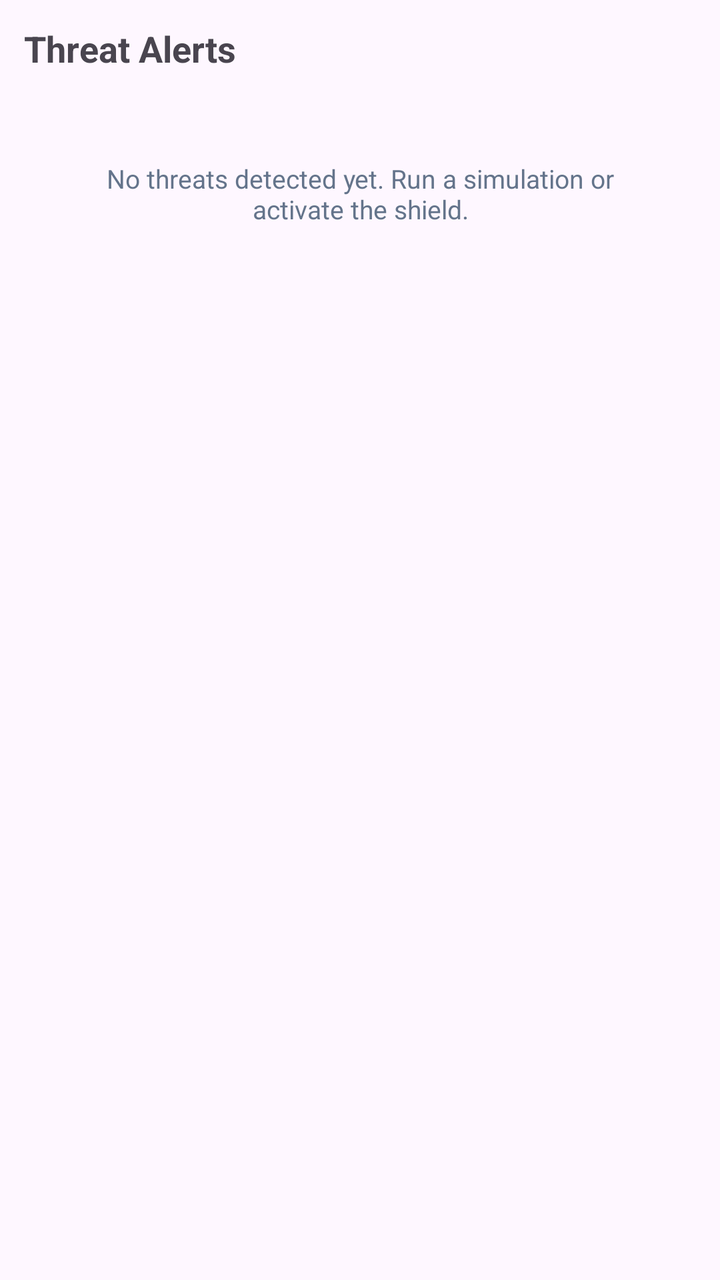
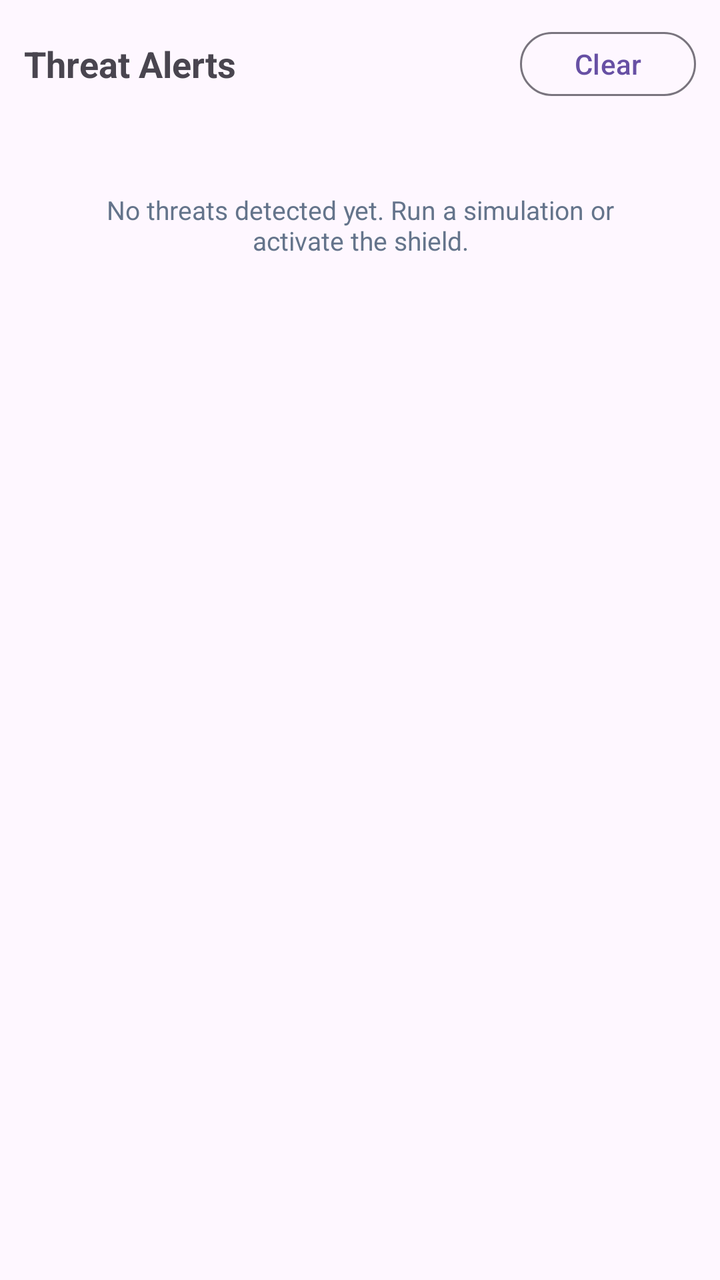

Before-and-after screenshots of an Android layout around one commit, followed by the original layout XML and the change that was made.
<!-- AndroidManifest.xml: application theme Theme.EdgeSecAI -->
<!-- res/layout/fragment_alerts.xml -->
<?xml version="1.0" encoding="utf-8"?>
<LinearLayout
    xmlns:android="http://schemas.android.com/apk/res/android"
    android:layout_width="match_parent"
    android:layout_height="match_parent"
    android:orientation="vertical"
    android:padding="12dp">

    <TextView
        android:layout_width="match_parent"
        android:layout_height="wrap_content"
        android:text="@string/alerts_title"
        android:textSize="18sp"
        android:textStyle="bold"
        android:layout_marginBottom="12dp"/>

    <TextView
        android:id="@+id/textNoAlerts"
        android:layout_width="match_parent"
        android:layout_height="wrap_content"
        android:text="@string/no_alerts"
        android:textSize="13sp"
        android:textColor="@color/text_muted"
        android:gravity="center"
        android:padding="32dp"
        android:visibility="visible"/>

    <androidx.recyclerview.widget.RecyclerView
        android:id="@+id/recyclerAlerts"
        android:layout_width="match_parent"
        android:layout_height="0dp"
        android:layout_weight="1"
        android:clipToPadding="false"
        android:paddingBottom="80dp"
        android:visibility="gone"/>
</LinearLayout>
<!-- resources referenced by this layout -->
<resources>
  <color name="text_muted">#64748B</color>
  <string name="alerts_title">Threat Alerts</string>
  <string name="no_alerts">No threats detected yet. Run a simulation or activate the shield.</string>
  <style name="Theme.EdgeSecAI" parent="Base.Theme.EdgeSecAI" />
  <style name="Base.Theme.EdgeSecAI" parent="Theme.Material3.DayNight.NoActionBar">
          
          
      </style>
</resources>

<!-- the commit's change to res/layout/fragment_alerts.xml (unified diff, before → after) -->
@@ -6,13 +6,29 @@
     android:orientation="vertical"
     android:padding="12dp">
 
-    <TextView
+    <LinearLayout
         android:layout_width="match_parent"
         android:layout_height="wrap_content"
-        android:text="@string/alerts_title"
-        android:textSize="18sp"
-        android:textStyle="bold"
-        android:layout_marginBottom="12dp"/>
+        android:layout_marginBottom="12dp"
+        android:gravity="center_vertical"
+        android:orientation="horizontal">
+
+        <TextView
+            android:layout_width="0dp"
+            android:layout_height="wrap_content"
+            android:layout_weight="1"
+            android:text="@string/alerts_title"
+            android:textSize="18sp"
+            android:textStyle="bold"/>
+
+        <com.google.android.material.button.MaterialButton
+            android:id="@+id/btnClearAlerts"
+            style="@style/Widget.Material3.Button.OutlinedButton"
+            android:layout_width="wrap_content"
+            android:layout_height="wrap_content"
+            android:minHeight="40dp"
+            android:text="@string/clear_entries"/>
+    </LinearLayout>
 
     <TextView
         android:id="@+id/textNoAlerts"
<!-- resource entries referenced after the edit -->
@@ -2,6 +2,7 @@
 <resources>
   <color name="text_muted">#64748B</color>
   <string name="alerts_title">Threat Alerts</string>
+  <string name="clear_entries">Clear</string>
   <string name="no_alerts">No threats detected yet. Run a simulation or activate the shield.</string>
   <style name="Theme.EdgeSecAI" parent="Base.Theme.EdgeSecAI" />
   <style name="Base.Theme.EdgeSecAI" parent="Theme.Material3.DayNight.NoActionBar">
